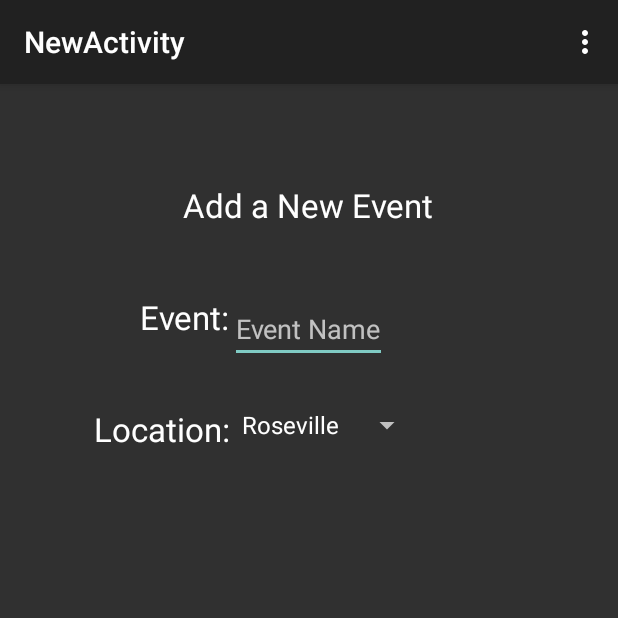
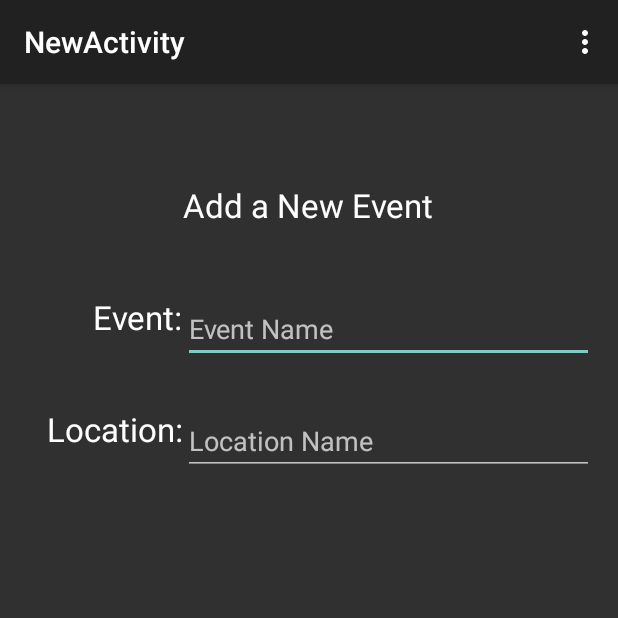
Before and after one commit to DavidPagels/HCIPrototype, an Android app: the screen it shows after launch (NewActivity), after a tap on "ADD EVENT", on a phone screen of 412 x 824 dp, the top half of it. Run offline under Robolectric (Android 15) with nearby library versions, the phone set to English and light mode, and no system bars.

Commit message:
added autocomplete with arraylist and passed through main activity

```diff
--- a/app/src/main/java/com/example/david/hciprototype/LocationHash.java
+++ b/app/src/main/java/com/example/david/hciprototype/LocationHash.java
@@ -1,16 +1,18 @@
 package com.example.david.hciprototype;
 
+import java.io.Serializable;
 import java.util.ArrayList;
 import java.util.HashMap;
 
 /**
  * Created by 1 on 4/4/2015.
  */
-public class LocationHash {
+public class LocationHash implements Serializable {
     private HashMap<String, double[]> locations;
     public LocationHash() {
         locations = new HashMap<String, double[]>();
         locations.put("Roseville", new double[] {40.7127837, -74.00594130000002} );
+        locations.put("Rosevile", new double[] {40.127837, -74.00594130000002} );
         locations.put("Morris",new double[] {45.5919444, -95.91888890000001} );
     }
 
--- a/app/src/main/java/com/example/david/hciprototype/MainActivity.java
+++ b/app/src/main/java/com/example/david/hciprototype/MainActivity.java
@@ -8,6 +8,8 @@ import android.view.MenuItem;
 import android.view.View;
 import android.widget.Button;
 
+import java.util.HashMap;
+
 
 public class MainActivity extends ActionBarActivity {
 
@@ -16,6 +18,7 @@ public class MainActivity extends ActionBarActivity {
         super.onCreate(savedInstanceState);
         setContentView(R.layout.activity_main);
         Button submitButton = (Button) findViewById(R.id.newLoc);
+        final LocationHash locations = new LocationHash();
         submitButton.setOnClickListener(new View.OnClickListener() {
             @Override
             public void onClick(View v) {
@@ -29,6 +32,7 @@ public class MainActivity extends ActionBarActivity {
             @Override
             public void onClick(View v) {
                 Intent myIntent = new Intent(MainActivity.this, NewActivity.class);
+                myIntent.putExtra("Locations", locations);
                 MainActivity.this.startActivity(myIntent);
             }
         });
--- a/app/src/main/java/com/example/david/hciprototype/NewActivity.java
+++ b/app/src/main/java/com/example/david/hciprototype/NewActivity.java
@@ -4,21 +4,25 @@ import android.support.v7.app.ActionBarActivity;
 import android.os.Bundle;
 import android.view.Menu;
 import android.view.MenuItem;
+import android.view.View;
+import android.widget.AdapterView;
 import android.widget.ArrayAdapter;
+import android.widget.AutoCompleteTextView;
 import android.widget.Spinner;
+import android.widget.Toast;
 
 import java.util.ArrayList;
 
 
 public class NewActivity extends ActionBarActivity {
-
+    public LocationHash locations;
     @Override
     protected void onCreate(Bundle savedInstanceState) {
         super.onCreate(savedInstanceState);
         setContentView(R.layout.activity_new);
 
-        Spinner spinner = (Spinner) findViewById(R.id.locMenu);
-        LocationHash locations = new LocationHash();
+        AutoCompleteTextView aCTV = (AutoCompleteTextView) findViewById(R.id.locMenu);
+        locations = (LocationHash) getIntent().getSerializableExtra("Locations");
         ArrayList<String> allLocations = locations.getAllLocations();
 // Create an ArrayAdapter using the string array and a default spinner layout
         ArrayAdapter<String> adapter = new ArrayAdapter<String>(
@@ -26,7 +30,18 @@ public class NewActivity extends ActionBarActivity {
 // Specify the layout to use when the list of choices appears
         adapter.setDropDownViewResource(android.R.layout.simple_spinner_dropdown_item);
 // Apply the adapter to the spinner
-        spinner.setAdapter(adapter);
+        aCTV.setAdapter(adapter);
+
+        aCTV.setOnItemClickListener(new AdapterView.OnItemClickListener() {
+            @Override
+            public void onItemClick(AdapterView<?> arg0, View arg1, int arg2, long arg3) {
+                String selected = (String) arg0.getAdapter().getItem(arg2);
+                double[] selectedCoors = locations.getCoor(selected);
+                Toast.makeText(NewActivity.this, "Coordinates:" + selectedCoors[0] + "," + selectedCoors[1], Toast.LENGTH_SHORT).show();
+            }
+
+        });
+
     }
 
 
--- a/app/src/main/res/layout/activity_new.xml
+++ b/app/src/main/res/layout/activity_new.xml
@@ -24,7 +24,10 @@
         android:hint="@string/event_title"
         android:singleLine="true"
         android:layout_alignTop="@+id/eventLabel"
-        android:layout_centerHorizontal="true" />
+        android:layout_alignLeft="@+id/textView3"
+        android:layout_alignStart="@+id/textView3"
+        android:layout_alignParentRight="true"
+        android:layout_alignParentEnd="true" />
     <TextView
         android:id="@+id/eventLabel"
         android:layout_width="wrap_content"
@@ -36,14 +39,16 @@
         android:layout_toLeftOf="@id/eventTitle"
         android:layout_toStartOf="@id/eventTitle"/>
 
-    <Spinner
+    <AutoCompleteTextView
         android:layout_width="wrap_content"
         android:layout_height="wrap_content"
         android:id="@+id/locMenu"
-        android:textAppearance="?android:attr/textAppearanceLarge"
+        android:hint="Location Name"
         android:layout_alignTop="@+id/locLabel"
         android:layout_alignLeft="@+id/eventTitle"
-        android:layout_alignStart="@+id/eventTitle" />
+        android:layout_alignStart="@+id/eventTitle"
+        android:layout_alignRight="@+id/eventTitle"
+        android:layout_alignEnd="@+id/eventTitle" />
     <TextView
         android:id="@+id/locLabel"
         android:layout_width="wrap_content"
```
